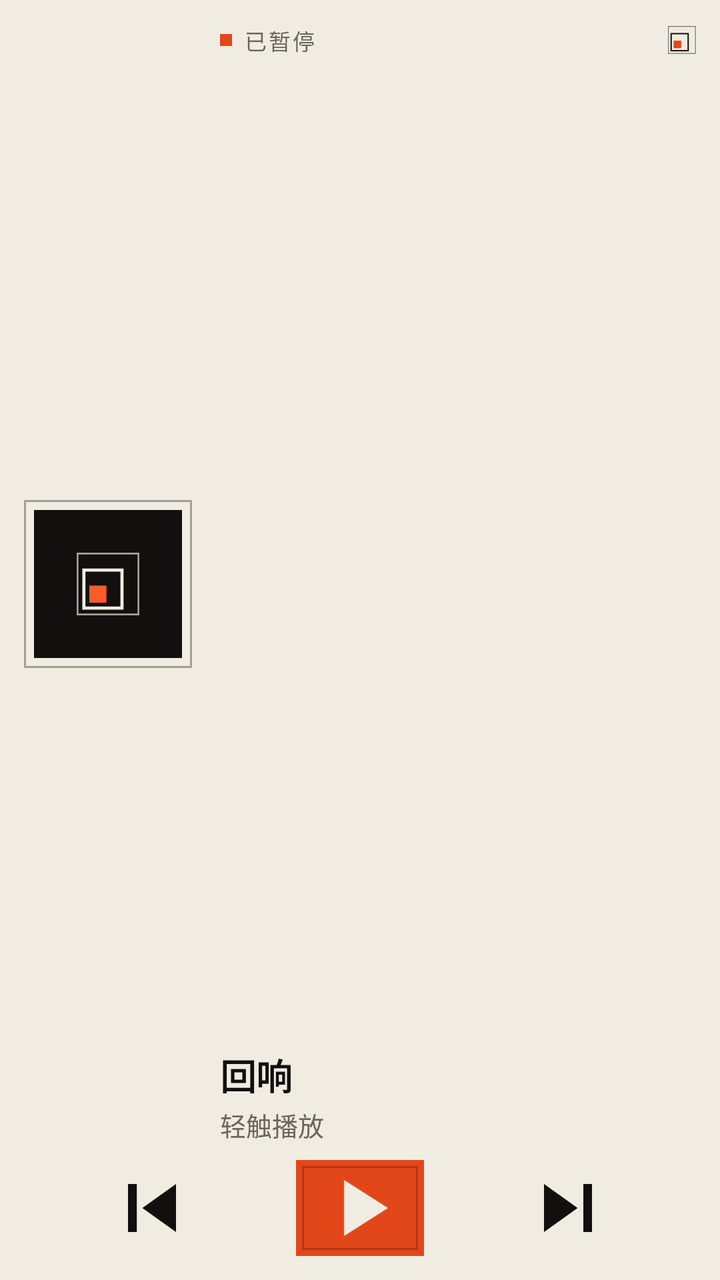
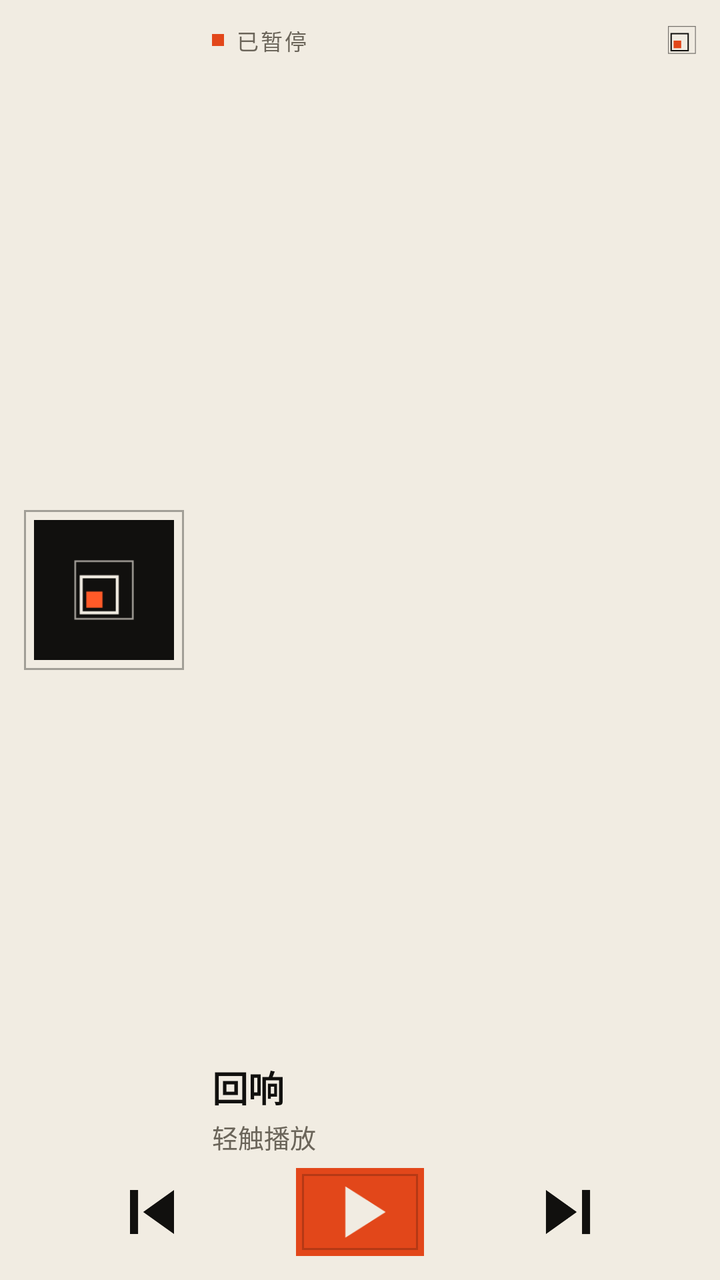

The first picture is an Android layout as it rendered before a commit; the second is the same layout after the commit. The layout source and the unified diff follow.
<!-- AndroidManifest.xml: application theme Theme.Echo -->
<!-- res/layout/widget_large.xml -->
<LinearLayout xmlns:android="http://schemas.android.com/apk/res/android"
    android:id="@+id/widget_root"
    android:layout_width="match_parent"
    android:layout_height="match_parent"
    android:background="@drawable/widget_bg"
    android:orientation="vertical"
    android:padding="12dp">

    <LinearLayout
        android:layout_width="match_parent"
        android:layout_height="0dp"
        android:layout_weight="1"
        android:orientation="horizontal">

        <FrameLayout
            android:layout_width="84dp"
            android:layout_height="84dp"
            android:layout_gravity="center_vertical"
            android:background="@drawable/widget_frame"
            android:padding="5dp">

            <ImageView
                android:id="@+id/widget_cover"
                android:layout_width="match_parent"
                android:layout_height="match_parent"
                android:importantForAccessibility="no"
                android:scaleType="centerCrop"
                android:src="@drawable/ic_logo" />
        </FrameLayout>

        <LinearLayout
            android:layout_width="0dp"
            android:layout_height="match_parent"
            android:layout_marginStart="14dp"
            android:layout_weight="1"
            android:orientation="vertical">

            <LinearLayout
                android:layout_width="match_parent"
                android:layout_height="wrap_content"
                android:gravity="center_vertical"
                android:orientation="horizontal">

                <ImageView
                    android:id="@+id/widget_state_dot"
                    android:layout_width="6dp"
                    android:layout_height="6dp"
                    android:importantForAccessibility="no"
                    android:src="@color/widget_accent" />

                <TextView
                    android:id="@+id/widget_state"
                    android:layout_width="0dp"
                    android:layout_height="wrap_content"
                    android:layout_marginStart="6dp"
                    android:layout_weight="1"
                    android:fontFamily="@font/space_grotesk"
                    android:letterSpacing="0.08"
                    android:maxLines="1"
                    android:text="@string/widget_paused"
                    android:textColor="@color/widget_muted"
                    android:textSize="11sp" />

                <ImageView
                    android:layout_width="14dp"
                    android:layout_height="14dp"
                    android:importantForAccessibility="no"
                    android:src="@drawable/ic_widget_mark" />
            </LinearLayout>

            <FrameLayout
                android:layout_width="match_parent"
                android:layout_height="0dp"
                android:layout_weight="1" />

            <TextView
                android:id="@+id/widget_title"
                android:layout_width="match_parent"
                android:layout_height="wrap_content"
                android:ellipsize="end"
                android:fontFamily="@font/space_grotesk"
                android:maxLines="2"
                android:text="@string/app_name"
                android:textColor="@color/widget_ink"
                android:textFontWeight="700"
                android:textSize="18sp" />

            <TextView
                android:id="@+id/widget_artist"
                android:layout_width="match_parent"
                android:layout_height="wrap_content"
                android:layout_marginTop="2dp"
                android:ellipsize="end"
                android:fontFamily="@font/space_grotesk"
                android:maxLines="1"
                android:text="@string/widget_idle"
                android:textColor="@color/widget_muted"
                android:textSize="13sp" />
        </LinearLayout>
    </LinearLayout>

    <LinearLayout
        android:layout_width="match_parent"
        android:layout_height="48dp"
        android:layout_marginTop="8dp"
        android:gravity="center_vertical"
        android:orientation="horizontal">

        <ImageButton
            android:id="@+id/widget_prev"
            android:layout_width="0dp"
            android:layout_height="match_parent"
            android:layout_weight="1"
            android:background="@drawable/widget_button_bg"
            android:contentDescription="@string/widget_prev"
            android:src="@drawable/ic_widget_prev" />

        <ImageButton
            android:id="@+id/widget_toggle"
            android:layout_width="64dp"
            android:layout_height="48dp"
            android:layout_marginStart="8dp"
            android:layout_marginEnd="8dp"
            android:background="@drawable/widget_play_bg"
            android:contentDescription="@string/widget_play"
            android:src="@drawable/ic_widget_play" />

        <ImageButton
            android:id="@+id/widget_next"
            android:layout_width="0dp"
            android:layout_height="match_parent"
            android:layout_weight="1"
            android:background="@drawable/widget_button_bg"
            android:contentDescription="@string/widget_next"
            android:src="@drawable/ic_widget_next" />
    </LinearLayout>
</LinearLayout>
<!-- resources referenced by this layout -->
<resources>
  <color name="widget_accent">#E2471A</color>
  <color name="widget_ink">#11100E</color>
  <color name="widget_muted">#6B655A</color>
  <!-- drawable ic_widget_next (drawable) -->
  <vector xmlns:android="http://schemas.android.com/apk/res/android" android:width="24dp" android:height="24dp" android:viewportWidth="24" android:viewportHeight="24">
      <path android:fillColor="@color/widget_ink" android:pathData="M6,18l8.4,-6L6,6zM15.8,6v12H18V6z" />
  </vector>
  <!-- drawable ic_widget_play (drawable) -->
  <vector xmlns:android="http://schemas.android.com/apk/res/android" android:width="24dp" android:height="24dp" android:viewportWidth="24" android:viewportHeight="24">
      <path android:fillColor="@color/widget_on_accent" android:pathData="M8,5v14l11,-7z" />
  </vector>
  <!-- drawable ic_widget_prev (drawable) -->
  <vector xmlns:android="http://schemas.android.com/apk/res/android" android:width="24dp" android:height="24dp" android:viewportWidth="24" android:viewportHeight="24">
      <path android:fillColor="@color/widget_ink" android:pathData="M6,6h2.2v12H6zM9.6,12l8.4,6V6z" />
  </vector>
  <!-- drawable widget_bg (drawable) -->
  <shape xmlns:android="http://schemas.android.com/apk/res/android" android:shape="rectangle">
      <solid android:color="@color/widget_bg" />
  </shape>
  <!-- drawable widget_button_bg (drawable) -->
  <ripple xmlns:android="http://schemas.android.com/apk/res/android" android:color="@color/widget_frame">
      <item android:id="@android:id/mask">
          <shape android:shape="rectangle"><solid android:color="#FFFFFFFF" /></shape>
      </item>
  </ripple>
  <!-- drawable widget_frame (drawable) -->
  <shape xmlns:android="http://schemas.android.com/apk/res/android" android:shape="rectangle">
      <stroke android:width="1dp" android:color="@color/widget_frame" />
  </shape>
  <!-- drawable widget_play_bg (drawable) -->
  <layer-list xmlns:android="http://schemas.android.com/apk/res/android">
      <item>
          <shape android:shape="rectangle"><solid android:color="@color/widget_accent" /></shape>
      </item>
      <item android:left="3dp" android:top="3dp" android:right="3dp" android:bottom="3dp">
          <shape android:shape="rectangle"><stroke android:width="1dp" android:color="#33000000" /></shape>
      </item>
  </layer-list>
  <string name="app_name">回响</string>
  <string name="widget_idle">轻触播放</string>
  <string name="widget_next">下一首</string>
  <string name="widget_paused">已暂停</string>
  <string name="widget_play">播放</string>
  <string name="widget_prev">上一首</string>
  <style name="Theme.Echo" parent="Theme.SplashScreen">
          <item name="windowSplashScreenBackground">@color/bg</item>
          <item name="windowSplashScreenAnimatedIcon">@drawable/ic_launcher_foreground</item>
          <item name="windowSplashScreenIconBackgroundColor">@color/bg</item>
          <item name="postSplashScreenTheme">@style/Theme.Echo.Base</item>
      </style>
  <color name="widget_on_accent">#F1ECE2</color>
  <color name="widget_bg">#F1ECE2</color>
  <color name="widget_frame">#5911100E</color>
  <color name="bg">#11100E</color>
  <style name="Theme.Echo.Base" parent="android:Theme.Material.NoActionBar">
          <item name="android:windowBackground">@color/bg</item>
          <item name="android:statusBarColor">@android:color/transparent</item>
          <item name="android:navigationBarColor">@android:color/transparent</item>
      </style>
  <!-- unchanged entries left out for length: 3 -->
</resources>

<!-- the commit's change to res/layout/widget_large.xml (unified diff, before → after) -->
@@ -13,8 +13,8 @@
         android:orientation="horizontal">
 
         <FrameLayout
-            android:layout_width="84dp"
-            android:layout_height="84dp"
+            android:layout_width="80dp"
+            android:layout_height="80dp"
             android:layout_gravity="center_vertical"
             android:background="@drawable/widget_frame"
             android:padding="5dp">
@@ -83,6 +83,7 @@
                 android:text="@string/app_name"
                 android:textColor="@color/widget_ink"
                 android:textFontWeight="700"
+                android:textStyle="bold"
                 android:textSize="18sp" />
 
             <TextView
@@ -101,8 +102,8 @@
 
     <LinearLayout
         android:layout_width="match_parent"
-        android:layout_height="48dp"
-        android:layout_marginTop="8dp"
+        android:layout_height="44dp"
+        android:layout_marginTop="6dp"
         android:gravity="center_vertical"
         android:orientation="horizontal">
 
@@ -118,7 +119,7 @@
         <ImageButton
             android:id="@+id/widget_toggle"
             android:layout_width="64dp"
-            android:layout_height="48dp"
+            android:layout_height="44dp"
             android:layout_marginStart="8dp"
             android:layout_marginEnd="8dp"
             android:background="@drawable/widget_play_bg"
